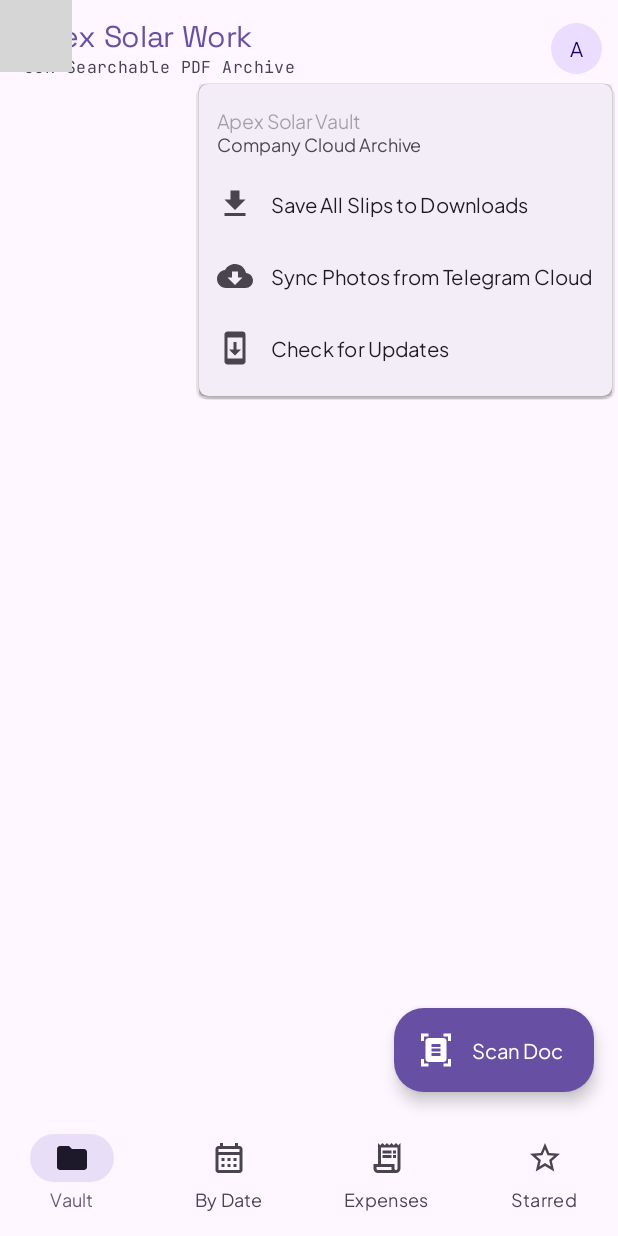
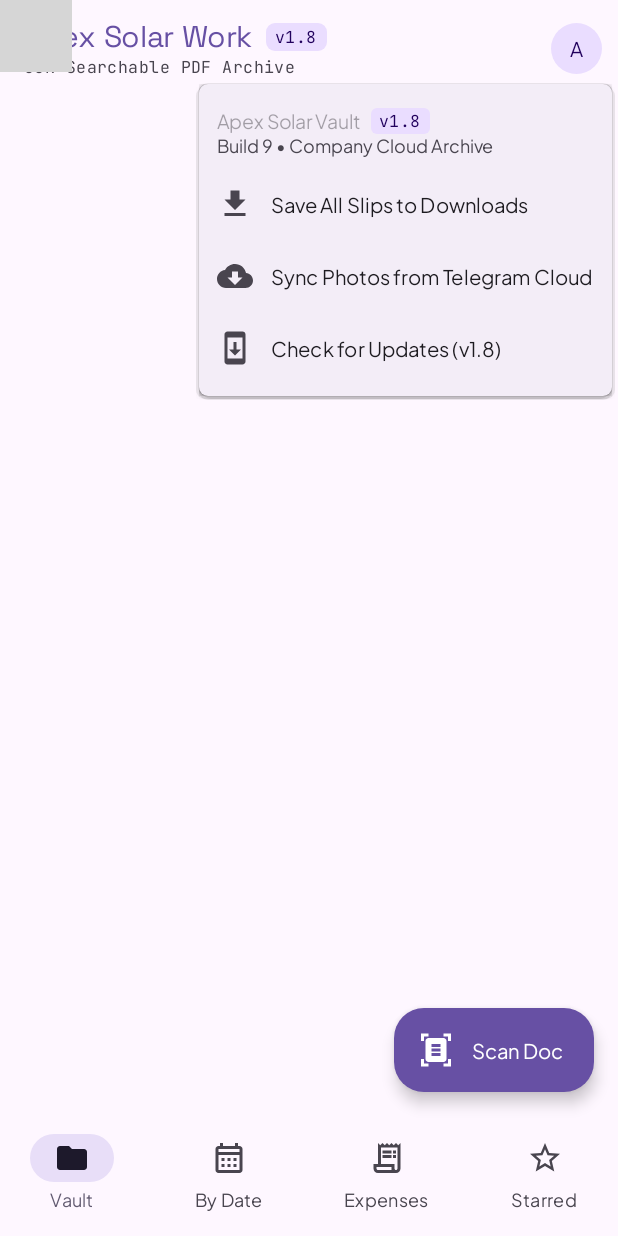
Before and after one commit to azizthekiller528/Apex-Solar-Work, an Android app built with Jetpack Compose: the screen it shows after launch (MainActivity), after a tap on an icon or button, on a phone screen of 412 x 824 dp. Run offline under Robolectric (Android 15) with nearby library versions, the phone set to English and light mode, and no system bars; our stand-ins replace Firebase (no records; nobody signed in at launch, a user with empty details on screens opened directly), Room's generated code; 25 statements that could not run were skipped; grey boxes are pictures that could not be loaded.

Commit message:
feat: release v1.8 with permanent version badge on top bar and menu

```diff
--- a/app/build.gradle.kts
+++ b/app/build.gradle.kts
@@ -16,8 +16,8 @@ android {
     applicationId = "com.aistudio.docfolio.krmvqx"
     minSdk = 24
     targetSdk = 36
-    versionCode = 8
-    versionName = "1.7"
+    versionCode = 9
+    versionName = "1.8"
 
     // App Check debug token for locally built debug APKs. Firebase AI Logic requires a valid
     // App Check token; debug builds use DebugAppCheckProviderFactory, and the token it presents
--- a/app/src/main/java/com/example/ui/DocFolioApp.kt
+++ b/app/src/main/java/com/example/ui/DocFolioApp.kt
@@ -9,6 +9,7 @@ import androidx.compose.foundation.layout.Box
 import androidx.compose.foundation.layout.BoxWithConstraints
 import androidx.compose.foundation.layout.Column
 import androidx.compose.foundation.layout.Row
+import androidx.compose.foundation.layout.Spacer
 import androidx.compose.foundation.layout.WindowInsets
 import androidx.compose.foundation.layout.fillMaxHeight
 import androidx.compose.foundation.layout.fillMaxSize
@@ -16,6 +17,9 @@ import androidx.compose.foundation.layout.fillMaxWidth
 import androidx.compose.foundation.layout.navigationBars
 import androidx.compose.foundation.layout.padding
 import androidx.compose.foundation.layout.size
+import androidx.compose.foundation.layout.width
+import androidx.compose.foundation.shape.RoundedCornerShape
+import com.example.BuildConfig
 import androidx.compose.material.icons.Icons
 import androidx.compose.material.icons.automirrored.filled.Logout
 import androidx.compose.material.icons.filled.CalendarMonth
@@ -366,11 +370,26 @@ fun DocFolioApp(
                 TopAppBar(
                     title = {
                         Column {
+                            Row(verticalAlignment = Alignment.CenterVertically) {
                                 Text(
                                     text = stringResource(R.string.app_name),
                                     style = MaterialTheme.typography.headlineSmall,
                                     color = MaterialTheme.colorScheme.primary
                                 )
+                                Spacer(modifier = Modifier.width(8.dp))
+                                Surface(
+                                    color = MaterialTheme.colorScheme.primaryContainer,
+                                    shape = RoundedCornerShape(6.dp)
+                                ) {
+                                    Text(
+                                        text = "v${BuildConfig.VERSION_NAME}",
+                                        style = MaterialTheme.typography.labelSmall,
+                                        fontWeight = FontWeight.Bold,
+                                        color = MaterialTheme.colorScheme.onPrimaryContainer,
+                                        modifier = Modifier.padding(horizontal = 6.dp, vertical = 2.dp)
+                                    )
+                                }
+                            }
                             Text(
                                 text = when (currentTab) {
                                     MainTab.VAULT -> "OCR Searchable PDF Archive"
@@ -413,12 +432,27 @@ fun DocFolioApp(
                                 DropdownMenuItem(
                                     text = {
                                         Column {
+                                            Row(verticalAlignment = Alignment.CenterVertically) {
                                                 Text(
                                                     text = currentUser?.displayName ?: "Apex Solar Vault",
                                                     style = MaterialTheme.typography.titleSmall
                                                 )
+                                                Spacer(modifier = Modifier.width(6.dp))
+                                                Surface(
+                                                    color = MaterialTheme.colorScheme.primaryContainer,
+                                                    shape = RoundedCornerShape(4.dp)
+                                                ) {
                                                     Text(
-                                                text = currentUser?.email ?: "Company Cloud Archive",
+                                                        text = "v${BuildConfig.VERSION_NAME}",
+                                                        style = MaterialTheme.typography.labelSmall,
+                                                        fontWeight = FontWeight.Bold,
+                                                        color = MaterialTheme.colorScheme.onPrimaryContainer,
+                                                        modifier = Modifier.padding(horizontal = 5.dp, vertical = 1.dp)
+                                                    )
+                                                }
+                                            }
+                                            Text(
+                                                text = "Build ${BuildConfig.VERSION_CODE} • Company Cloud Archive",
                                                 style = MaterialTheme.typography.bodySmall,
                                                 color = MaterialTheme.colorScheme.onSurfaceVariant
                                             )
@@ -478,7 +512,7 @@ fun DocFolioApp(
                                     enabled = !isCloudSyncing
                                 )
                                 DropdownMenuItem(
-                                    text = { Text("Check for Updates") },
+                                    text = { Text("Check for Updates (v${BuildConfig.VERSION_NAME})") },
                                     leadingIcon = {
                                         Icon(
                                             imageVector = Icons.Default.SystemUpdate,
```
Also changed, not shown: 1 other file. Lines whose indentation alone changed are shown as unchanged.
